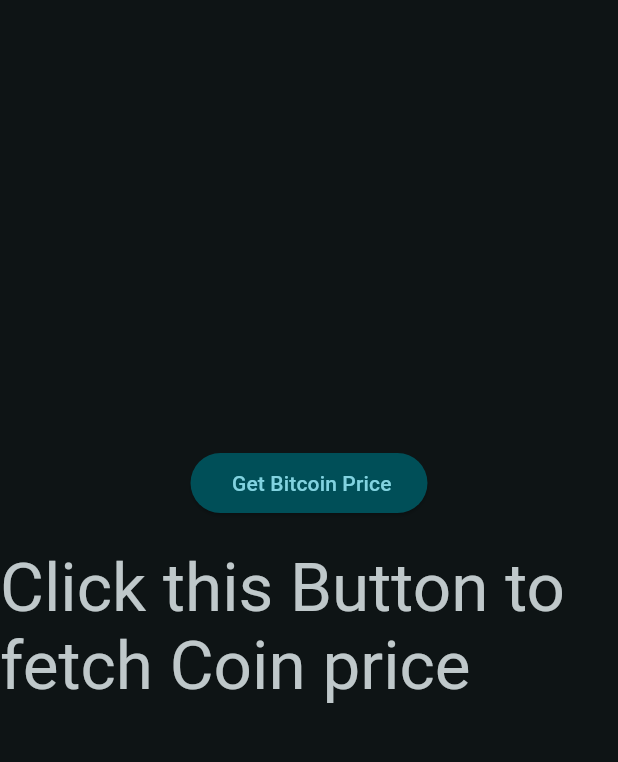
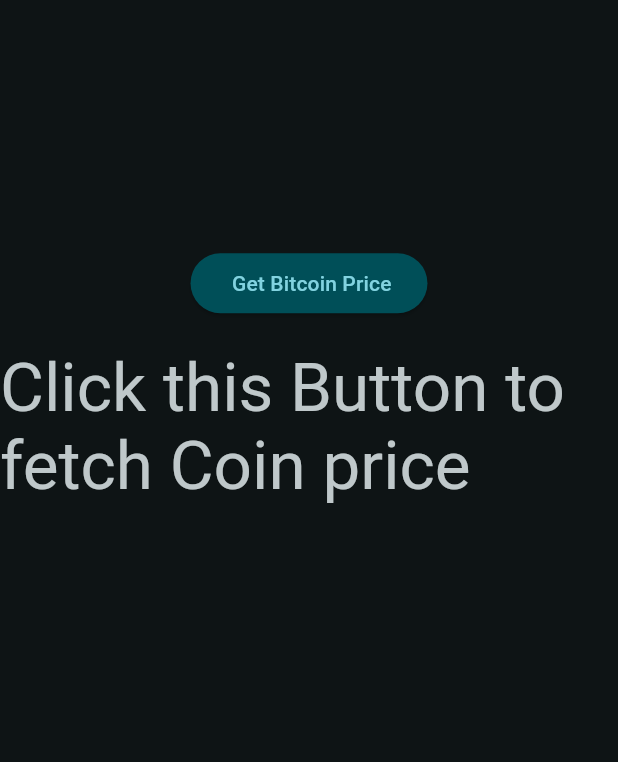
Before and after one commit to Meettank3/CryptoPriceTracker, a Flutter app: the screen it shows after launch, on a phone screen of 412 x 824 dp, the part 84-846 px from its top. Run offline on Flutter 3.47's test engine with Material 3 defaults, Android fonts, the phone set to English and light mode, and no system bars.

Commit message:
Secon Commit

```diff
--- a/lib/main.dart
+++ b/lib/main.dart
@@ -71,6 +71,12 @@ class _MyHomePageState extends State<MyHomePage> {
     var appState = context.watch<MyAppState>();
     var coinList = appState.cryptoPrices.keys.toList();
 
+    // for responsive sorting high to low
+    var screenHeight = MediaQuery.of(context).size.height;
+    var screenWidth = MediaQuery.of(context).size.width;
+    var isDesktopWidth = screenWidth > 600; // 600px is a standard "break point"
+    var isDesktopHeight = screenHeight > 800;
+    var isDesktop = isDesktopWidth && isDesktopHeight;
     coinList.sort(
       (a, b) {
       var priceA = appState.cryptoPrices[a]['usd'];
@@ -80,6 +86,7 @@ class _MyHomePageState extends State<MyHomePage> {
     );
 
     return Scaffold(
+
       appBar: AppBar(
         title: Text('Crypto Price Tracker',style: style),
         centerTitle: true,
@@ -89,7 +96,6 @@ class _MyHomePageState extends State<MyHomePage> {
           IconButton(
             onPressed:(){
               setState(() {
-
             });
             },
             icon: Icon(Icons.refresh),
@@ -97,8 +103,10 @@ class _MyHomePageState extends State<MyHomePage> {
         ],
       ),
       body: Center(
+        child: Padding(
+          padding: EdgeInsets.only(top: isDesktop ? screenHeight * 0.05 : screenHeight * 0.2),
           child: Column(
-          mainAxisAlignment: MainAxisAlignment.center,
+            mainAxisAlignment: MainAxisAlignment.start,
             children: [
               ElevatedButton(
                 style: ElevatedButton.styleFrom(
@@ -114,9 +122,10 @@ class _MyHomePageState extends State<MyHomePage> {
               appState.isLoading
               ? CircularProgressIndicator()
               : appState.cryptoPrices.isNotEmpty
-            ? SizedBox(
-                height: 300,
-                width: MediaQuery.of(context).size.width * 0.5,
+              ? Expanded(
+                child: Container(
+                  margin: EdgeInsets.only(top: 10),
+                    width: isDesktop ? 600 : screenWidth * 0.9,
                     child:
                       ListView.builder(
                         itemCount: coinList.length,
@@ -136,7 +145,7 @@ class _MyHomePageState extends State<MyHomePage> {
                                   style: TextStyle(color: Colors.white),
                                 ),
                               ),
-                          title: Text("${key.toUpperCase()}",
+                              title: Text(key.toUpperCase(),
                                style: TextStyle(fontWeight: FontWeight.bold)
                                ,),
                               trailing: Text("\$${value['usd']}",
@@ -150,11 +159,13 @@ class _MyHomePageState extends State<MyHomePage> {
                           );
                         }
                         )
+                  ),
               )
               :Text("Click this Button to fetch Coin price", style: style,),
             ],
           ),
         ),
+      ),
     );
   }
 }
```
Lines whose indentation alone changed are shown as unchanged.
